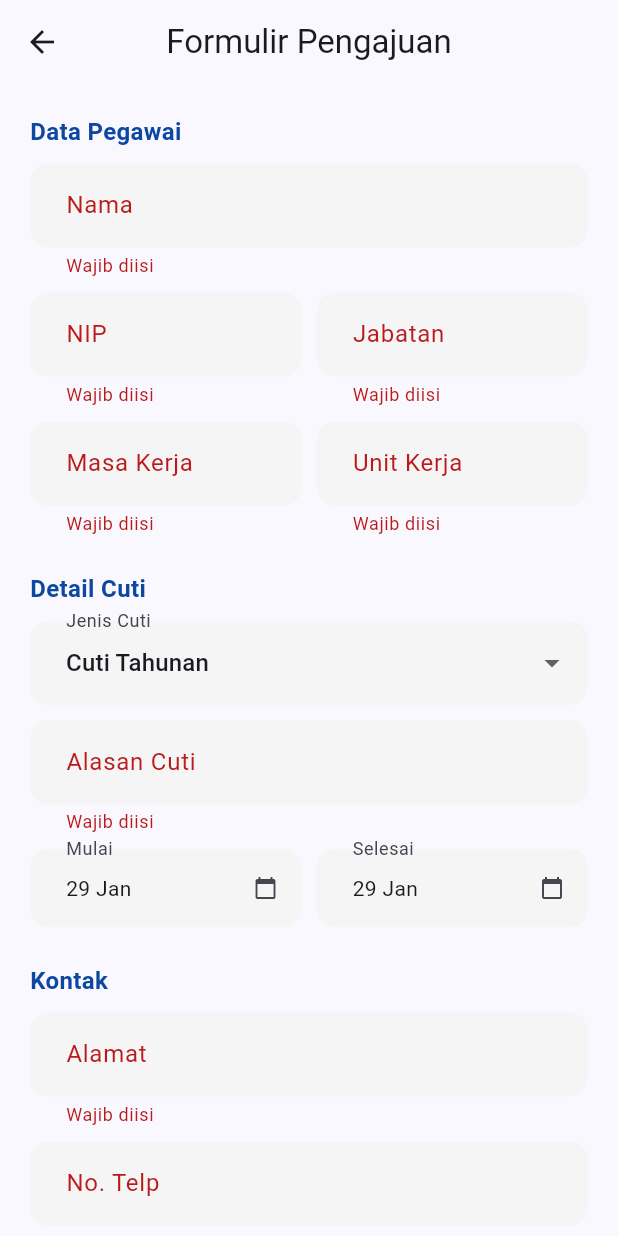
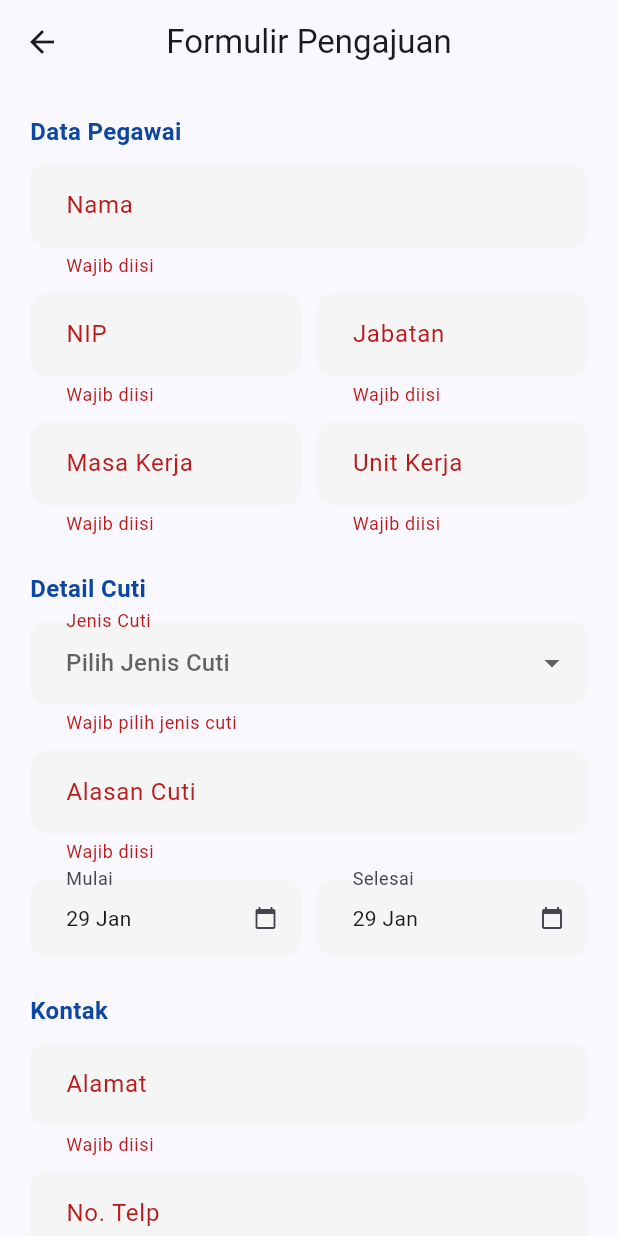
Before and after one commit to Rahmatdhanid/e_cuti, a Flutter app: the CreateLeaveForm screen opened directly with empty values, after a tap on "Kirim Permintaan", on a phone screen of 412 x 824 dp. Run offline on Flutter 3.47's test engine with Material 3 defaults, Android fonts, the phone set to English and light mode, and no system bars; our stand-ins replace pdf, printing.

Commit message:
Update Sisa Cuti

```diff
--- a/lib/data/mock_data.dart
+++ b/lib/data/mock_data.dart
@@ -1,4 +1,15 @@
 import '../models/leave_model.dart';
 
-// Mock Data Storage (Simulasi Database Global)
-List<LeaveRequest> mockDatabase = [];
+
+List<LeaveRequest> mockDatabase = [
+
+];
+
+
+Map<String, int> leaveQuotas = {
+  "Cuti Tahunan": 10,
+  "Cuti Besar": 10,
+  "Cuti Sakit": 10,
+  "Cuti Melahirkan": 10,
+  "Cuti Alasan Penting": 10,
+};
--- a/lib/models/leave_model.dart
+++ b/lib/models/leave_model.dart
@@ -20,7 +20,7 @@ class LeaveRequest {
 
   LeaveStatus status;
 
-  // --- TAMBAHAN BARU: DATA PENYETUJU ---
+  // --- DATA PENYETUJU ---
   String? kabidName; // Nama Kabid yang ACC
   String? kadinName; // Nama Kadin yang ACC
 
@@ -39,7 +39,7 @@ class LeaveRequest {
     required this.alamatSelamaCuti,
     required this.noTelp,
     this.status = LeaveStatus.pendingKabid,
-    this.kabidName, // Boleh kosong awal-awal
-    this.kadinName, // Boleh kosong awal-awal
+    this.kabidName,
+    this.kadinName,
   });
 }
--- a/lib/screens/create_leave_form.dart
+++ b/lib/screens/create_leave_form.dart
@@ -14,7 +14,6 @@ class CreateLeaveForm extends StatefulWidget {
 class _CreateLeaveFormState extends State<CreateLeaveForm> {
   final _formKey = GlobalKey<FormState>();
 
-
   final _namaCtrl = TextEditingController();
   final _nipCtrl = TextEditingController();
   final _jabatanCtrl = TextEditingController();
@@ -24,7 +23,9 @@ class _CreateLeaveFormState extends State<CreateLeaveForm> {
   final _alamatCtrl = TextEditingController();
   final _telpCtrl = TextEditingController();
 
-  String _selectedLeaveType = "Cuti Tahunan";
+
+  String? _selectedLeaveType;
+
   DateTime _startDate = DateTime.now();
   DateTime _endDate = DateTime.now();
 
@@ -44,13 +45,41 @@ class _CreateLeaveFormState extends State<CreateLeaveForm> {
             const SizedBox(height: 10),
             Row(children: [Expanded(child: _buildTextField("Masa Kerja", _masaKerjaCtrl)), const SizedBox(width: 10), Expanded(child: _buildTextField("Unit Kerja", _unitCtrl))]),
             const SizedBox(height: 24),
+
             _sectionTitle("Detail Cuti"),
+
+
             DropdownButtonFormField<String>(
               value: _selectedLeaveType,
               decoration: const InputDecoration(labelText: "Jenis Cuti"),
-              items: ["Cuti Tahunan", "Cuti Besar", "Cuti Sakit", "Cuti Melahirkan", "Cuti Alasan Penting"].map((e) => DropdownMenuItem(value: e, child: Text(e))).toList(),
-              onChanged: (v) => setState(() => _selectedLeaveType = v!),
+              hint: const Text("Pilih Jenis Cuti"),
+              // Mengambil item dari leaveQuotas di mock_data.dart
+              items: leaveQuotas.keys.map((String key) {
+                int sisa = leaveQuotas[key] ?? 0;
+                bool isHabis = sisa <= 0;
+                return DropdownMenuItem<String>(
+                  value: key,
+                  // Menampilkan Nama Cuti beserta Sisanya
+                  child: Row(
+                    mainAxisAlignment: MainAxisAlignment.spaceBetween,
+                    children: [
+                      Text(key),
+                      Text(
+                        "(Sisa: $sisa)",
+                        style: TextStyle(
+                          fontSize: 12,
+                          color: isHabis ? Colors.red : Colors.grey,
+                          fontWeight: isHabis ? FontWeight.bold : FontWeight.normal
+                        ),
+                      ),
+                    ],
+                  ),
+                );
+              }).toList(),
+              onChanged: (v) => setState(() => _selectedLeaveType = v),
+              validator: (v) => v == null ? "Wajib pilih jenis cuti" : null,
             ),
+
             const SizedBox(height: 10),
             _buildTextField("Alasan Cuti", _alasanCtrl),
             const SizedBox(height: 10),
@@ -82,21 +111,37 @@ class _CreateLeaveFormState extends State<CreateLeaveForm> {
   void _submitForm() {
     if (_formKey.currentState!.validate()) {
 
-      // LOGIKA STATUS:
-      // Pegawai -> PendingKabid
-      // Kabid -> PendingKadin
-      // Kadin -> PendingKadin
+      // --- CEK KUOTA CUTI ---
+      int sisaKuota = leaveQuotas[_selectedLeaveType] ?? 0;
+
+
+      if (sisaKuota <= 0) {
+        showDialog(
+          context: context,
+          builder: (ctx) => AlertDialog(
+            title: const Text("Kuota Habis"),
+            content: Text("Jatah untuk $_selectedLeaveType sudah habis (0)."),
+            actions: [TextButton(onPressed: () => Navigator.pop(ctx), child: const Text("OK"))],
+          ),
+        );
+        return;
+      }
+
+
+      leaveQuotas[_selectedLeaveType!] = sisaKuota - 1;
+
+
       LeaveStatus status = widget.userRole == Role.user ? LeaveStatus.pendingKabid : LeaveStatus.pendingKadin;
 
       mockDatabase.insert(0, LeaveRequest(
         id: DateTime.now().toString(),
-        requesterRole: widget.userRole, // <-- SIMPAN ROLE PEMBUATNYA
+        requesterRole: widget.userRole,
         nama: _namaCtrl.text,
         nip: _nipCtrl.text,
         jabatan: _jabatanCtrl.text,
         masaKerja: _masaKerjaCtrl.text,
         unitKerja: _unitCtrl.text,
-        jenisCuti: _selectedLeaveType,
+        jenisCuti: _selectedLeaveType!,
         alasan: _alasanCtrl.text,
         tanggalMulai: _startDate,
         tanggalSelesai: _endDate,
@@ -106,7 +151,9 @@ class _CreateLeaveFormState extends State<CreateLeaveForm> {
       ));
 
       Navigator.pop(context);
-      ScaffoldMessenger.of(context).showSnackBar(const SnackBar(content: Text("Permintaan cuti berhasil dikirim!")));
+      ScaffoldMessenger.of(context).showSnackBar(
+        SnackBar(content: Text("Berhasil! Sisa kuota $_selectedLeaveType: ${sisaKuota - 1}"))
+      );
     }
   }
 }
```
Also changed, not shown: lib/screens/dashboard_screen.dart (+4 -5 lines), lib/screens/inbox_screen.dart (+6 -8 lines), lib/screens/leave_detail_screen.dart (+11 -11 lines), lib/screens/print_letter_screen.dart (+62 -228 lines).
